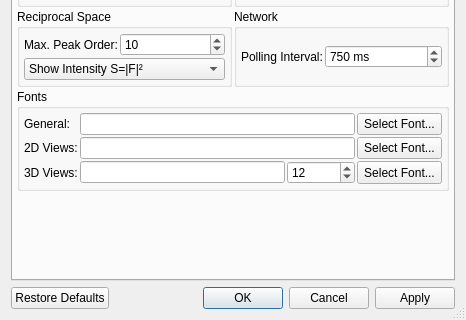
First picture: the form in ui/settings.ui, repository tweber-ill/frm_mirror-takin1, before the edit; both pictures show x 0 to 466 and y 138 to 458 of the 466 by 458 pixel window.
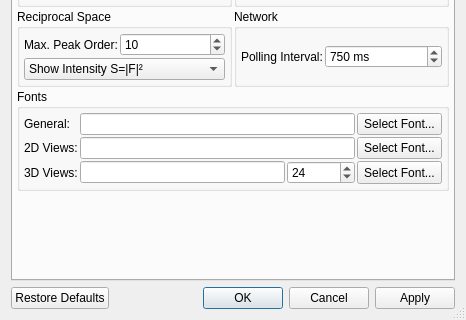
Second picture: the form after the edit.

Patch:
```diff
--- a/ui/settings.ui
+++ b/ui/settings.ui
@@ -352,7 +352,7 @@
              <number>1</number>
             </property>
             <property name="value">
-             <number>12</number>
+             <number>24</number>
             </property>
            </widget>
           </item>
```
